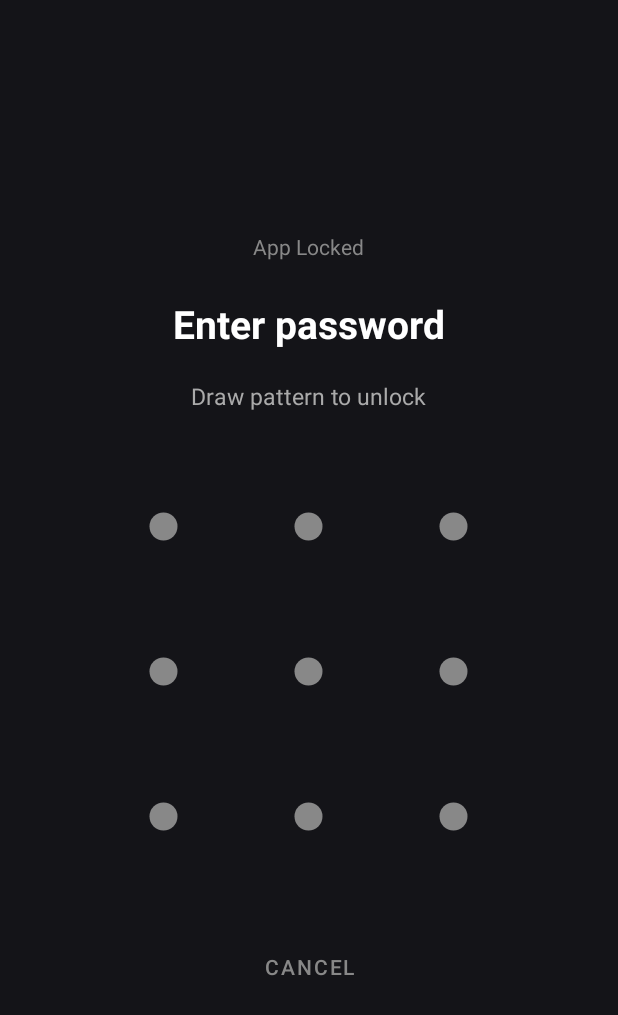
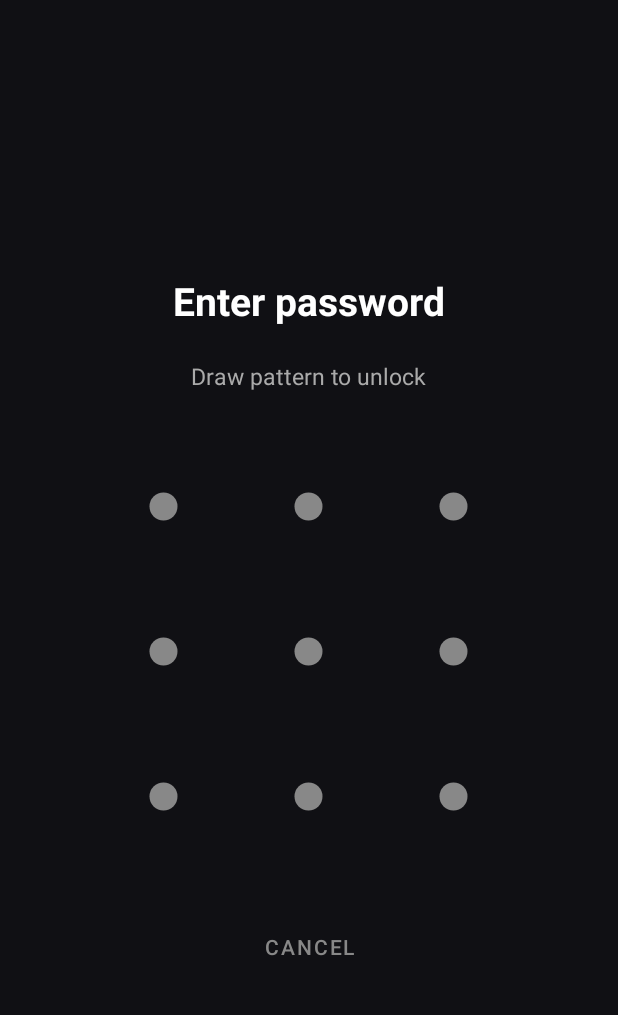
Before and after one commit to madhudevi15561-design/DecoyAppLocker, an Android app: the layout overlay_lock_screen.xml on its own in the app's theme, with its tools: preview values and no code run, on a phone screen of 412 x 824 dp. Shown: the top 1015 px of the screen. Run offline under Robolectric (Android 15) with nearby library versions, the phone set to English and light mode, and no system bars.

Commit message:
Update overlay_lock_screen.xml

```diff
--- a/app/src/main/res/layout/overlay_lock_screen.xml
+++ b/app/src/main/res/layout/overlay_lock_screen.xml
@@ -2,20 +2,12 @@
 <LinearLayout xmlns:android="http://schemas.android.com/apk/res/android"
     android:layout_width="match_parent"
     android:layout_height="match_parent"
-    android:background="#FA101014"
+    android:background="#FF101014"
     android:gravity="center"
     android:orientation="vertical"
     android:padding="28dp">
 
-    <TextView
-        android:id="@+id/tvLockedApp"
-        android:layout_width="wrap_content"
-        android:layout_height="wrap_content"
-        android:layout_marginBottom="12dp"
-        android:text="App Locked"
-        android:textColor="#888888"
-        android:textSize="14sp" />
-
+    <!-- Visually reads "Enter password", with "Enter" isolated for the 1.5s long-press -->
     <LinearLayout
         android:layout_width="wrap_content"
         android:layout_height="wrap_content"
@@ -27,8 +19,8 @@
             android:id="@+id/tvSecretEnter"
             android:layout_width="wrap_content"
             android:layout_height="wrap_content"
-            android:paddingTop="12dp"
-            android:paddingBottom="12dp"
+            android:paddingTop="14dp"
+            android:paddingBottom="14dp"
             android:text="Enter"
             android:textColor="#FFFFFF"
             android:textSize="26sp"
@@ -37,8 +29,8 @@
         <TextView
             android:layout_width="wrap_content"
             android:layout_height="wrap_content"
-            android:paddingTop="12dp"
-            android:paddingBottom="12dp"
+            android:paddingTop="14dp"
+            android:paddingBottom="14dp"
             android:text=" password"
             android:textColor="#FFFFFF"
             android:textSize="26sp"
```
